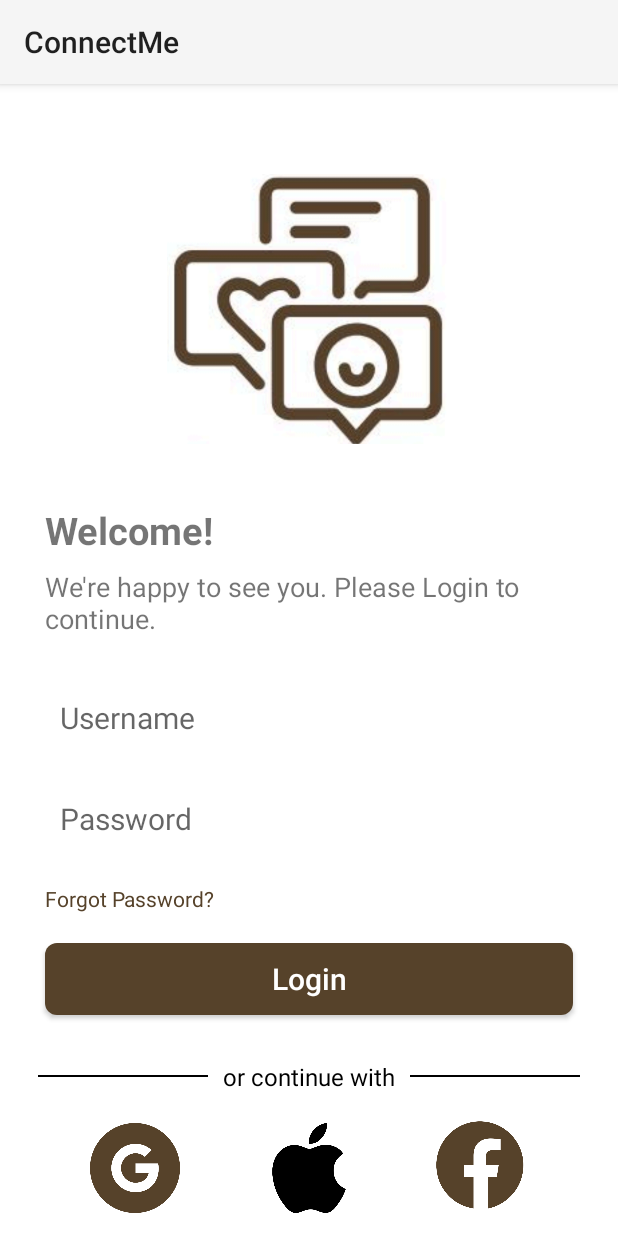
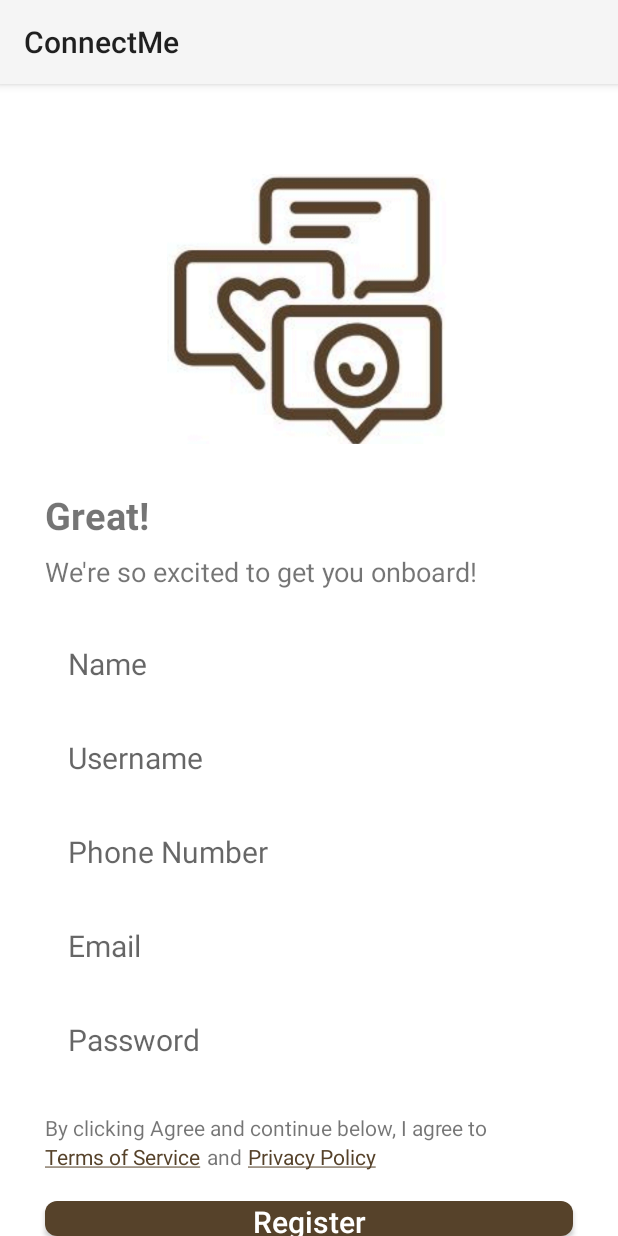
Before and after one commit to Hammad-Amer/ConnectMe3, an Android app: the screen it shows after launch (LoginPage before the commit, RegisterPage after it), on a phone screen of 412 x 824 dp. Run offline under Robolectric (Android 15) with nearby library versions, the phone set to English and light mode, and no system bars.

Commit message:
Register Screen

```diff
--- a/app/src/main/AndroidManifest.xml
+++ b/app/src/main/AndroidManifest.xml
@@ -13,13 +13,20 @@
         android:theme="@style/Theme.ConnectMe"
         tools:targetApi="31">
         <activity
+            android:name=".RegisterPage"
+            android:exported="true">
+        <intent-filter>
+            <action android:name="android.intent.action.MAIN" />
+
+            <category android:name="android.intent.category.LAUNCHER" />
+        </intent-filter>
+        </activity>
+
+
+        <activity
             android:name=".LoginPage"
-            android:exported="true">
-            <intent-filter>
-                <action android:name="android.intent.action.MAIN" />
+            android:exported="false">
 
-                <category android:name="android.intent.category.LAUNCHER" />
-            </intent-filter>
         </activity>
         <activity
             android:name=".MainActivity"
--- /dev/null
+++ b/app/src/main/java/com/example/connectme/RegisterPage.kt
@@ -0,0 +1,20 @@
+package com.example.connectme
+
+import android.os.Bundle
+import androidx.activity.enableEdgeToEdge
+import androidx.appcompat.app.AppCompatActivity
+import androidx.core.view.ViewCompat
+import androidx.core.view.WindowInsetsCompat
+
+class RegisterPage : AppCompatActivity() {
+    override fun onCreate(savedInstanceState: Bundle?) {
+        super.onCreate(savedInstanceState)
+        enableEdgeToEdge()
+        setContentView(R.layout.activity_register_page)
+        ViewCompat.setOnApplyWindowInsetsListener(findViewById(R.id.registerpage)) { v, insets ->
+            val systemBars = insets.getInsets(WindowInsetsCompat.Type.systemBars())
+            v.setPadding(systemBars.left, systemBars.top, systemBars.right, systemBars.bottom)
+            insets
+        }
+    }
+}
--- /dev/null
+++ b/app/src/main/res/layout/activity_register_page.xml
@@ -0,0 +1,197 @@
+<?xml version="1.0" encoding="utf-8"?>
+<RelativeLayout xmlns:android="http://schemas.android.com/apk/res/android"
+    xmlns:app="http://schemas.android.com/apk/res-auto"
+    xmlns:tools="http://schemas.android.com/tools"
+    android:id="@+id/registerpage"
+    android:layout_width="match_parent"
+    android:layout_height="match_parent"
+    tools:context=".RegisterPage"
+    android:background="#FFFFFF">
+
+    <ImageView
+        android:id="@+id/ConnectMeLogo_Register"
+        android:layout_width="200dp"
+        android:layout_height="180dp"
+        android:layout_centerHorizontal="true"
+        android:layout_marginTop="60dp"
+        android:src="@drawable/connectme_logo"
+
+        />
+
+    <TextView
+        android:id="@+id/WelcomeText_Register"
+        android:layout_width="wrap_content"
+        android:layout_height="wrap_content"
+        android:text="Great!"
+        android:textSize="25dp"
+        android:textStyle="bold"
+        android:layout_below="@+id/ConnectMeLogo_Register"
+        android:layout_marginTop="30dp"
+        android:layout_marginLeft="30dp"
+
+        />
+
+    <TextView
+        android:id="@+id/WelcomeDescrpit_Register"
+        android:layout_width="wrap_content"
+        android:layout_height="wrap_content"
+        android:text="We're so excited to get you onboard!"
+        android:textSize="18dp"
+        android:layout_below="@+id/WelcomeText_Register"
+        android:layout_marginTop="8dp"
+        android:layout_marginLeft="30dp"
+
+        />
+
+    <EditText
+        android:id="@+id/Name_Register"
+        android:layout_width="match_parent"
+        android:layout_height="wrap_content"
+        android:hint="Name"
+        android:background="@null"
+        android:textSize="20dp"
+        android:layout_below="@+id/WelcomeDescrpit_Register"
+        android:layout_marginLeft="45dp"
+        android:layout_marginTop="35dp"
+        android:layout_marginRight="45dp"
+
+        />
+
+    <EditText
+        android:id="@+id/UserName_Register"
+        android:layout_width="match_parent"
+        android:layout_height="wrap_content"
+        android:hint="Username"
+        android:background="@null"
+        android:textSize="20dp"
+        android:layout_below="@+id/Name_Register"
+        android:layout_marginLeft="45dp"
+        android:layout_marginTop="35dp"
+        android:layout_marginRight="45dp"
+
+        />
+
+    <EditText
+        android:id="@+id/Phonenum_Register"
+        android:layout_width="match_parent"
+        android:layout_height="wrap_content"
+        android:hint="Phone Number"
+        android:background="@null"
+        android:textSize="20dp"
+        android:layout_below="@+id/UserName_Register"
+        android:layout_marginLeft="45dp"
+        android:layout_marginTop="35dp"
+        android:layout_marginRight="45dp"
+
+        />
+
+    <EditText
+        android:id="@+id/Email_Register"
+        android:layout_width="match_parent"
+        android:layout_height="wrap_content"
+        android:hint="Email"
+        android:background="@null"
+        android:textSize="20dp"
+        android:layout_below="@+id/Phonenum_Register"
+        android:layout_marginLeft="45dp"
+        android:layout_marginTop="35dp"
+        android:layout_marginRight="45dp"
+
+        />
+
+    <EditText
+        android:id="@+id/Password_Register"
+        android:layout_width="match_parent"
+        android:layout_height="wrap_content"
+        android:hint="Password"
+        android:background="@null"
+        android:textSize="20dp"
+        android:layout_below="@+id/Email_Register"
+        android:layout_marginLeft="45dp"
+        android:layout_marginTop="35dp"
+        android:layout_marginRight="45dp"
+
+        />
+
+    <TextView
+        android:id="@+id/AgreeText_Register"
+        android:layout_width="wrap_content"
+        android:layout_height="wrap_content"
+        android:text="By clicking Agree and continue below, I agree to"
+        android:layout_below="@+id/Password_Register"
+        android:layout_marginTop="35dp"
+        android:layout_marginLeft="30dp"
+        />
+
+    <TextView
+        android:id="@+id/TermsOfService_Register"
+        android:layout_width="wrap_content"
+        android:layout_height="wrap_content"
+        android:text="@string/underlined_text"
+        android:layout_below="@+id/AgreeText_Register"
+        android:layout_marginLeft="30dp"
+        android:textColor="#56422A"
+
+        />
+
+    <TextView
+        android:id="@+id/AndText_Register"
+        android:layout_width="wrap_content"
+        android:layout_height="wrap_content"
+        android:text="and"
+        android:layout_below="@+id/AgreeText_Register"
+        android:layout_toEndOf="@+id/TermsOfService_Register"
+        android:layout_marginLeft="4dp"/>
+
+    <TextView
+        android:id="@+id/PrivacyPolicy_Register"
+        android:layout_height="wrap_content"
+        android:layout_width="wrap_content"
+        android:text="@string/underlined_text_privacypolicy"
+        android:layout_below="@+id/AgreeText_Register"
+        android:layout_toEndOf="@+id/AndText_Register"
+        android:layout_marginLeft="4dp"
+        android:textColor="#56422A"
+        />
+
+    <androidx.appcompat.widget.AppCompatButton
+        android:id="@+id/RegisterButton_Register"
+        android:layout_height="wrap_content"
+        android:layout_width="match_parent"
+        android:layout_below="@+id/PrivacyPolicy_Register"
+        android:layout_marginTop="20dp"
+        android:layout_marginLeft="30dp"
+        android:layout_marginRight="30dp"
+        android:text="Register"
+        android:textColor="@color/white"
+        android:textSize="20sp"
+        android:background="@drawable/login_button"
+        android:textAllCaps="false"
+        />
+
+    <TextView
+        android:id="@+id/LoginText_Register"
+        android:layout_width="wrap_content"
+        android:layout_height="wrap_content"
+        android:text="Already have an account?"
+        android:textSize="18dp"
+        android:layout_below="@+id/RegisterButton_Register"
+        android:layout_marginTop="10dp"
+        android:layout_marginLeft="60dp"
+        />
+
+    <TextView
+        android:id="@+id/Login_Register"
+        android:layout_width="wrap_content"
+        android:layout_height="wrap_content"
+        android:text="Login"
+        android:textStyle="bold"
+        android:textSize="18dp"
+        android:layout_below="@+id/RegisterButton_Register"
+        android:layout_marginTop="10dp"
+        android:layout_marginLeft="270dp"
+        android:textColor="#56422A"
+
+        />
+
+</RelativeLayout>
--- a/app/src/main/res/values/strings.xml
+++ b/app/src/main/res/values/strings.xml
@@ -1,3 +1,5 @@
 <resources>
     <string name="app_name">ConnectMe</string>
+    <string name="underlined_text"><u>Terms of Service</u></string>
+    <string name="underlined_text_privacypolicy"><u>Privacy Policy</u></string>
 </resources>
```
